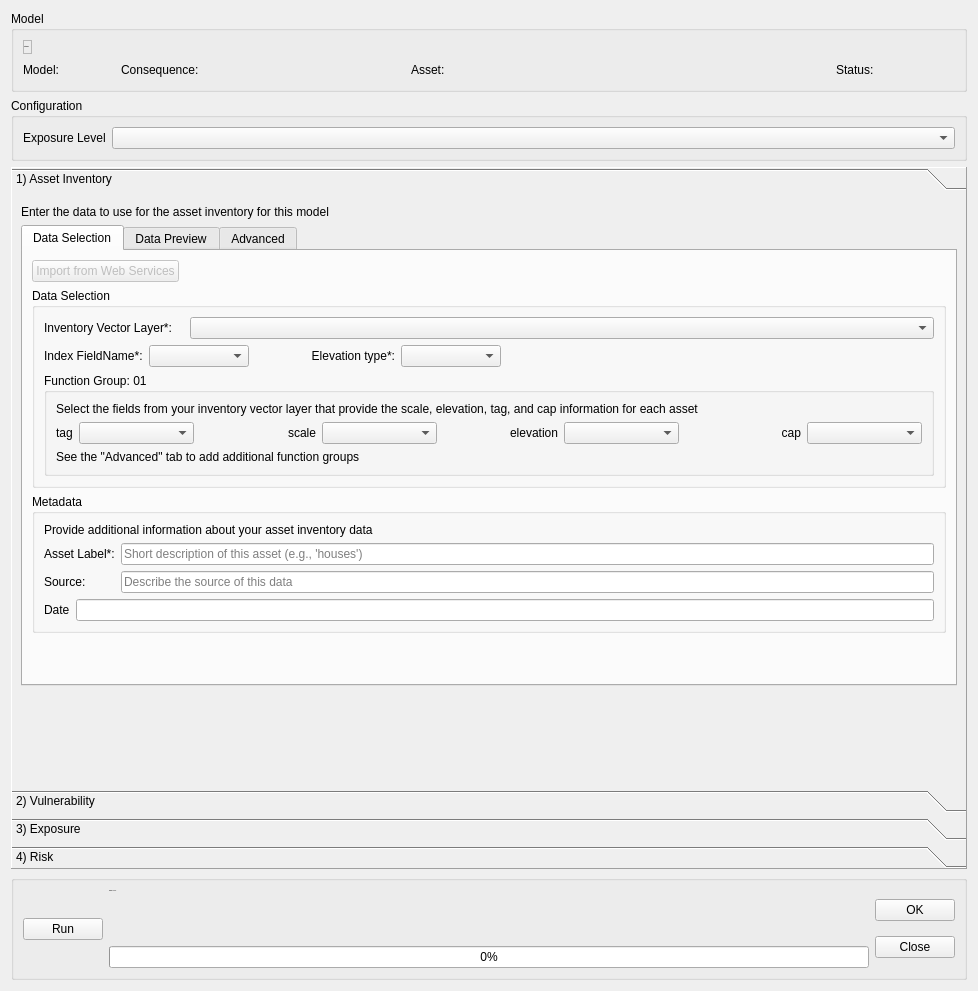
Old version of the form canflood2/canflood2_model_config.ui in the repository cefect/CanFlood2.
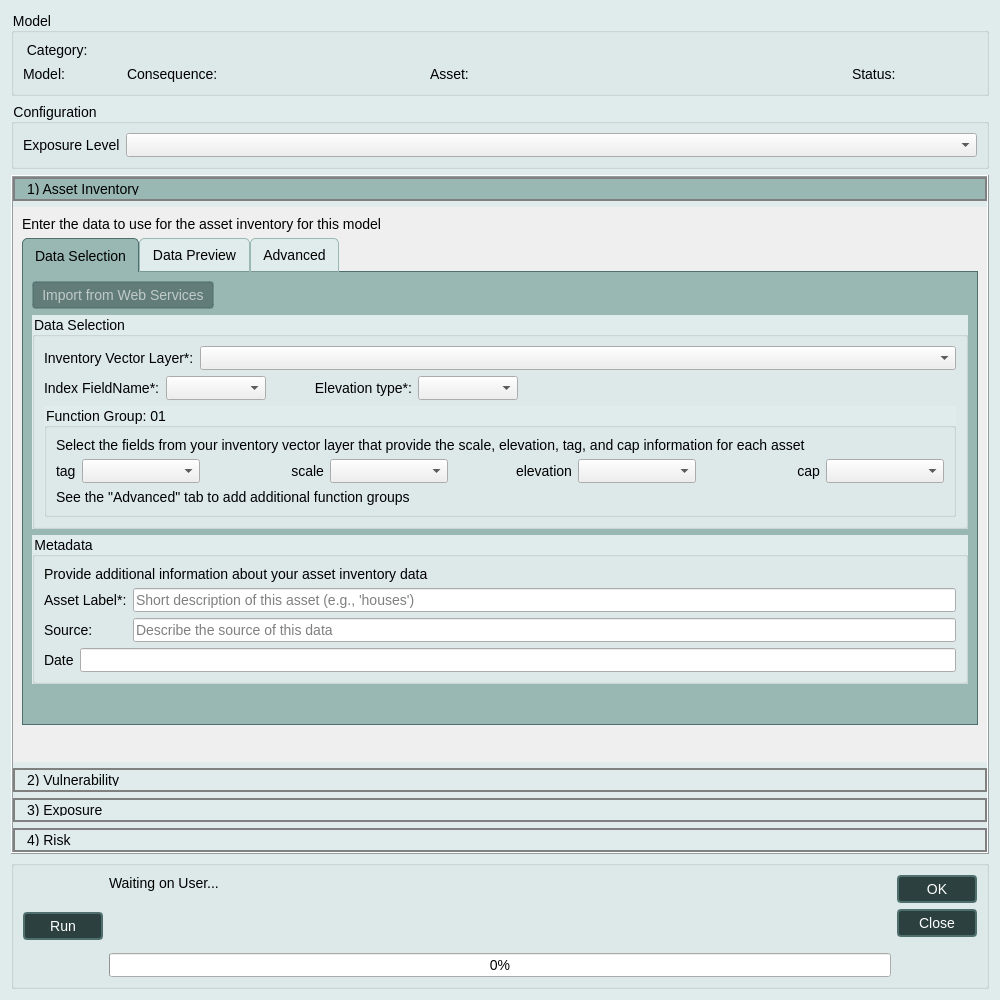
New version of the form. Icons and pictures are not drawn. Custom widgets are drawn as their Qt base class.

Commit message: button and tabs

Patch:
```diff
--- a/canflood2/canflood2_model_config.ui
+++ b/canflood2/canflood2_model_config.ui
@@ -6,81 +6,189 @@
    <rect>
     <x>0</x>
     <y>0</y>
-    <width>978</width>
-    <height>991</height>
+    <width>1000</width>
+    <height>1000</height>
    </rect>
   </property>
   <property name="windowTitle">
    <string>Model Configuration</string>
   </property>
   <property name="styleSheet">
-   <string notr="true">QPushButton {
-  background-color: #2B403F;
-  color: white;
+   <string notr="true">QDialog {
+    background-color: #DFECEB;
 }
 
-QPushButton:disabled { 
-    background-color: #99B7B3; /* Example: Gray background for disabled state */
-	color:#DDDDDD
-}
-
- 
-QTextEdit {
-    background-color: #99B7B3; 
-}
-
-
- 
 QWidget { /* Targets most widgets */
     font-size: 14px;  
 } 
 
-/* For more specific elements */
+QTextEdit {
+    background-color:  #DFECEB; 
+}
+
 QLabel {
     font-size: 14px; 
 }
 
+QMainWindow {
+    background-color: #99B7B3;
+}
+
+
+QGroupBox{
+/* too much background-color: #99B7B3 */
+background-color: #DFECEB
+}
+
+/*ToolBox====================*/
+
+
+/*tiny bit of background between teh bars*/
 QToolBox {
-    background-color: #99B7B3;
+    background-color: #DFECEB;
 }
-QDialog {
+
+ 
+/* does nothing
+QToolBox::pane {
     background-color: #99B7B3;
-}
+}*/
+
+/* does nothing
+QToolBox &gt; QWidget QGroupBox,
+QToolBox &gt; QWidget QTabWidget    
+    background: #99B7B3;
+}*/
+
+
+/* changes too much
+QToolBox QWidget {
+  background-color: #99B7B3;
+}*/
+
+/* does nothing
 QToolBox &gt; QWidget {
-    background-color: #99B7B3;
+  background-color: #99B7B3;
 }
+*/
+
+/* too much
+QToolBox QGroupBox {
+  background-color: #99B7B3;
+}*/
+
+
+
+/*ToolBox Tab Display*/
 QToolBox::tab:selected {
-  background-color: #507A78;
-  color:white;
+  background-color: #99B7B3;
+  color:black;
  border: 2px solid gray; /* thicker border for emphasis */
  
 }
 
 
 QToolBox::tab {
-  background-color: #2B403F;
-  color: white;
+  background-color: #DFECEB;
+  color: black;
+border: 2px solid gray; /* thicker border for emphasis */
+padding: 4px 8px;      
 }
 
+
+/*PUSH BUTTONS====================*/
+
+QPushButton {
+    background-color: #2B403F;          /* deep green-teal */
+    color: white;
+
+    /* “Pop-out” frame */
+    border: 2px solid #4E6F6D;          /* a shade lighter than the fill */
+    border-radius: 4px;                 /* gentle rounding */
+    padding: 4px 8px;                   /* keeps text from kissing the frame */
+}
+
+QPushButton:pressed {
+    background-color: #1E2F2F;                    /* darker shade */
+    border: 2px inset #3A5554;                    /* subtle inset look */
+    padding-top: 5px; padding-left: 11px;         /* shift content down/right slightly */
+    padding-bottom: 3px; padding-right: 9px;      /* keep overall size the same */
+}
+
+QPushButton:disabled {
+    background-color: rgba(43, 64, 63, 0.50);   /* same hue, 50 % opacity  */
+    color: rgba(255, 255, 255, 0.60);           /* soft-faded text          */
+    border: 2px solid rgba(78, 111, 109, 0.50); /* outline still visible    */
+}
+
+ 
+
+
+
+ 
+
+
+
+
+
+
+
+
+
+/* ----------------------------------------
+   Generic tab look
+   ---------------------------------------- */
 QTabBar::tab {
-    background-color: #2B403F;
-    color: white;
-    border: 1px solid gray; 
-    box-sizing: border-box;
-    padding: 5px;
-    margin-bottom: 2px; /* slight separation from the tab bar */
+    background: #DFECEB;                 /* unselected fill  */
+    color: black;                        /* legible on light bg */
+
+    border: 1px solid #99B7B3;           /* subtle outline   */
+    border-bottom: 1px solid #799793;    /* slight contrast  */
+    border-top-left-radius: 5px;
+    border-top-right-radius: 5px;
+
+    min-height: 24px;                    /* tweak as needed  */
+    padding: 4px 12px;                   /* top/bottom  left/right */
 }
 
+/* ----------------------------------------
+   Hover (optional, just a small cue)
+   ---------------------------------------- */
+QTabBar::tab:hover {
+    background: #CFE4E2;                 /* a hint darker    */
+}
+
+/* ----------------------------------------
+   Selected (popped-out) tab
+   ---------------------------------------- */
 QTabBar::tab:selected {
-    background-color: #507A78; 
-    color: white;
-    border: 1px solid gray; /* thicker border for emphasis */
-    border-bottom: none;     /* remove the bottom border to simulate being raised */
-    margin-bottom: 0;        /* pull the selected tab closer to the tab bar */
-    /* Optionally add border-radius to differentiate the shape */
-    border-top-left-radius: 4px;
-    border-top-right-radius: 4px;
-}</string>
+    background: #99B7B3;                 /* requested colour */
+    color: black;                        /* better contrast  */
+
+    border: 1px solid #4E6F6D;           /* stronger outline */
+    border-bottom: none;                 /* merge with page  */
+
+    /* Pull it 1 px down so its bottom edge sits flush with
+       the QTabWidget pane, giving a raised effect */
+    margin-bottom: -1px;
+}
+
+/* ----------------------------------------
+   Frame around the tab-pages (optional but
+   often necessary so the gap under the
+   selected tab isn’t obvious)
+   ---------------------------------------- */
+ QTabWidget { /* Targets the background of the tab widget's content area */
+    background-color: #99B7B3;  
+}
+
+ QTabWidget::pane { /* Targets the background of the tab widget's content area */
+    background-color: #99B7B3;  
+    border: 1px solid #4E6F6D;
+    top: -1px;                           /* pull up to hide seam */
+}
+
+ </string>
   </property>
   <layout class="QVBoxLayout" name="verticalLayout">
    <item>
@@ -99,16 +207,6 @@
             <verstretch>0</verstretch>
            </sizepolicy>
           </property>
-          <property name="font">
-           <font>
-            <pointsize>-1</pointsize>
-            <weight>75</weight>
-            <bold>true</bold>
-           </font>
-          </property>
-          <property name="frameShape">
-           <enum>QFrame::StyledPanel</enum>
-          </property>
           <property name="text">
            <string> Category:</string>
           </property>
@@ -272,7 +370,7 @@
    <item>
     <widget class="QToolBox" name="toolBox">
      <property name="frameShape">
-      <enum>QFrame::Panel</enum>
+      <enum>QFrame::Box</enum>
      </property>
      <property name="frameShadow">
       <enum>QFrame::Raised</enum>
@@ -280,13 +378,16 @@
      <property name="currentIndex">
       <number>0</number>
      </property>
+     <property name="tabSpacing">
+      <number>6</number>
+     </property>
      <widget class="QWidget" name="page_01_AI">
       <property name="geometry">
        <rect>
         <x>0</x>
         <y>0</y>
-        <width>958</width>
-        <height>574</height>
+        <width>978</width>
+        <height>554</height>
        </rect>
       </property>
       <attribute name="label">
@@ -308,10 +409,16 @@
            <height>0</height>
           </size>
          </property>
+         <property name="autoFillBackground">
+          <bool>false</bool>
+         </property>
          <property name="currentIndex">
           <number>0</number>
          </property>
          <widget class="QWidget" name="tab_AI_01_DataSeledction">
+          <property name="autoFillBackground">
+           <bool>false</bool>
+          </property>
           <attribute name="title">
            <string>Data Selection</string>
           </attribute>
@@ -340,6 +447,9 @@
                <verstretch>0</verstretch>
               </sizepolicy>
              </property>
+             <property name="autoFillBackground">
+              <bool>false</bool>
+             </property>
              <property name="title">
               <string>Data Selection</string>
              </property>
@@ -1887,14 +1997,14 @@
    <item>
     <widget class="QGroupBox" name="groupBox_MainBottom">
      <property name="sizePolicy">
-      <sizepolicy hsizetype="Minimum" vsizetype="Fixed">
+      <sizepolicy hsizetype="Expanding" vsizetype="Fixed">
        <horstretch>0</horstretch>
        <verstretch>0</verstretch>
       </sizepolicy>
      </property>
      <property name="minimumSize">
       <size>
-       <width>600</width>
+       <width>0</width>
        <height>80</height>
       </size>
      </property>
@@ -1912,6 +2022,18 @@
        <layout class="QHBoxLayout" name="horizontalLayout_17">
         <item>
          <widget class="QPushButton" name="pushButton_run">
+          <property name="sizePolicy">
+           <sizepolicy hsizetype="Fixed" vsizetype="Fixed">
+            <horstretch>0</horstretch>
+            <verstretch>0</verstretch>
+           </sizepolicy>
+          </property>
+          <property name="minimumSize">
+           <size>
+            <width>80</width>
+            <height>0</height>
+           </size>
+          </property>
           <property name="text">
            <string>Run</string>
           </property>
@@ -1965,6 +2087,18 @@
          <layout class="QVBoxLayout" name="verticalLayout_10">
           <item>
            <widget class="QPushButton" name="pushButton_ok">
+            <property name="sizePolicy">
+             <sizepolicy hsizetype="Fixed" vsizetype="Preferred">
+              <horstretch>0</horstretch>
+              <verstretch>0</verstretch>
+             </sizepolicy>
+            </property>
+            <property name="minimumSize">
+             <size>
+              <width>80</width>
+              <height>0</height>
+             </size>
+            </property>
             <property name="text">
              <string>OK</string>
             </property>
@@ -1977,6 +2111,19 @@
             </property>
            </widget>
           </item>
+          <item>
+           <spacer name="verticalSpacer_9">
+            <property name="orientation">
+             <enum>Qt::Vertical</enum>
+            </property>
+            <property name="sizeHint" stdset="0">
+             <size>
+              <width>20</width>
+              <height>40</height>
+             </size>
+            </property>
+           </spacer>
+          </item>
          </layout>
         </item>
        </layout>
```
Left out of the diff: 20 changed lines with no effect on the pictures. The commit also changes 2 other files.
